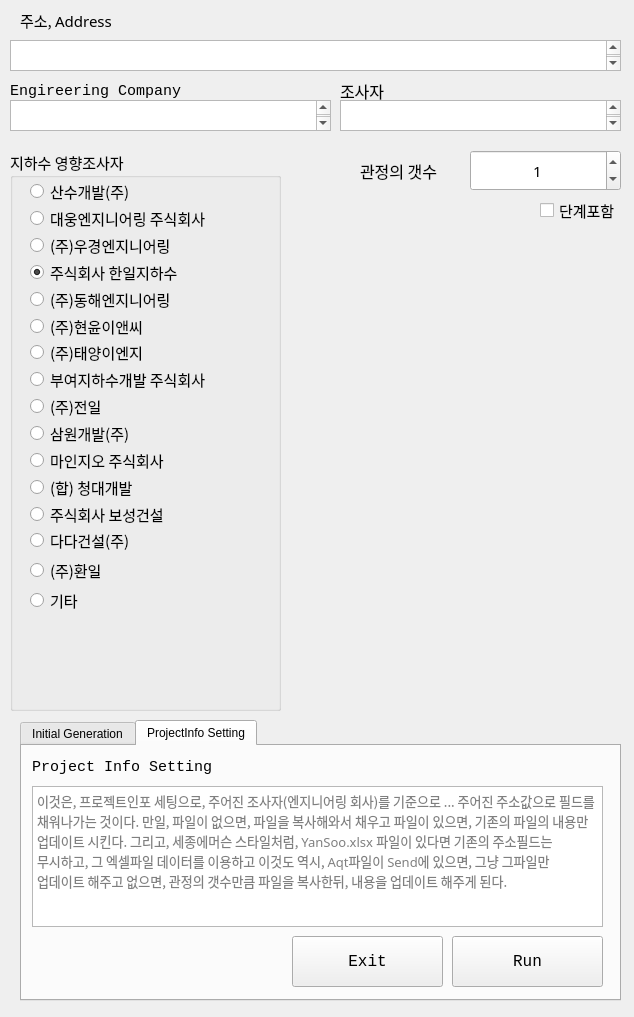
Before: the Qt Designer form 11_util/totalcmd python/03_GroundWater Ussage/10_QT YangSoo File Generator  V2/01_Original File/aqt_input.ui in ihanseol/04_PyhtonDemoDojang, drawn with Qt 5.
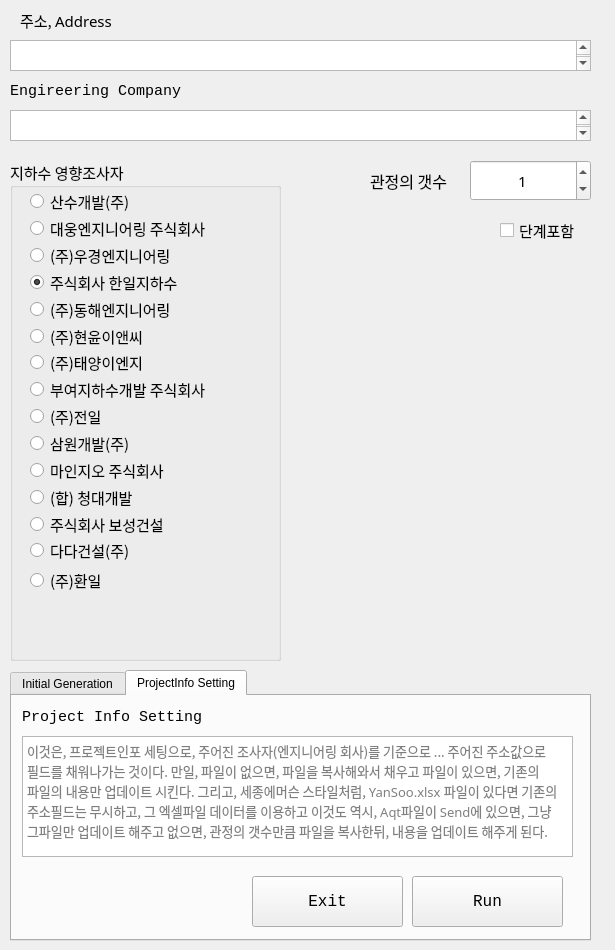
After: the same form once the commit is applied.

What changed in the file:
```diff
--- a/11_util/totalcmd python/03_GroundWater Ussage/10_QT YangSoo File Generator  V2/01_Original File/aqt_input.ui
+++ b/11_util/totalcmd python/03_GroundWater Ussage/10_QT YangSoo File Generator  V2/01_Original File/aqt_input.ui
@@ -6,8 +6,8 @@
    <rect>
     <x>0</x>
     <y>0</y>
-    <width>634</width>
-    <height>1017</height>
+    <width>615</width>
+    <height>950</height>
    </rect>
   </property>
   <property name="windowTitle">
@@ -17,10 +17,10 @@
    <widget class="QTabWidget" name="tabWidget">
     <property name="geometry">
      <rect>
-      <x>20</x>
-      <y>720</y>
-      <width>601</width>
-      <height>281</height>
+      <x>10</x>
+      <y>670</y>
+      <width>581</width>
+      <height>271</height>
      </rect>
     </property>
     <property name="sizePolicy">
@@ -132,8 +132,8 @@
      <widget class="QPushButton" name="pushButton_3">
       <property name="geometry">
        <rect>
-        <x>430</x>
-        <y>190</y>
+        <x>400</x>
+        <y>180</y>
         <width>151</width>
         <height>51</height>
        </rect>
@@ -172,8 +172,8 @@
        <rect>
         <x>10</x>
         <y>40</y>
-        <width>571</width>
-        <height>141</height>
+        <width>551</width>
+        <height>121</height>
        </rect>
       </property>
       <property name="font">
@@ -189,8 +189,8 @@
      <widget class="QPushButton" name="pushButton_4">
       <property name="geometry">
        <rect>
-        <x>270</x>
-        <y>190</y>
+        <x>240</x>
+        <y>180</y>
         <width>151</width>
         <height>51</height>
        </rect>
@@ -212,7 +212,7 @@
      <rect>
       <x>10</x>
       <y>40</y>
-      <width>611</width>
+      <width>581</width>
       <height>31</height>
      </rect>
     </property>
@@ -265,8 +265,8 @@
     <property name="geometry">
      <rect>
       <x>10</x>
-      <y>100</y>
-      <width>321</width>
+      <y>110</y>
+      <width>581</width>
       <height>31</height>
      </rect>
     </property>
@@ -281,9 +281,9 @@
     <property name="geometry">
      <rect>
       <x>10</x>
-      <y>150</y>
+      <y>160</y>
       <width>271</width>
-      <height>561</height>
+      <height>501</height>
      </rect>
     </property>
     <property name="font">
@@ -586,31 +586,12 @@
       <string>(주)환일</string>
      </property>
     </widget>
-    <widget class="QRadioButton" name="radio16">
-     <property name="geometry">
-      <rect>
-       <x>20</x>
-       <y>440</y>
-       <width>193</width>
-       <height>21</height>
-      </rect>
-     </property>
-     <property name="font">
-      <font>
-       <family>맑은 고딕</family>
-       <pointsize>11</pointsize>
-      </font>
-     </property>
-     <property name="text">
-      <string>기타</string>
-     </property>
-    </widget>
    </widget>
    <widget class="QLabel" name="label_2">
     <property name="geometry">
      <rect>
-      <x>360</x>
-      <y>160</y>
+      <x>370</x>
+      <y>170</y>
       <width>91</width>
       <height>21</height>
      </rect>
@@ -628,8 +609,8 @@
    <widget class="QCheckBox" name="checkBox">
     <property name="geometry">
      <rect>
-      <x>540</x>
-      <y>200</y>
+      <x>500</x>
+      <y>220</y>
       <width>81</width>
       <height>20</height>
      </rect>
@@ -648,8 +629,8 @@
     <property name="geometry">
      <rect>
       <x>470</x>
-      <y>150</y>
-      <width>151</width>
+      <y>160</y>
+      <width>121</width>
       <height>41</height>
      </rect>
     </property>
@@ -672,41 +653,6 @@
      <number>1</number>
     </property>
    </widget>
-   <widget class="QTextEdit" name="textEdit_company">
-    <property name="geometry">
-     <rect>
-      <x>340</x>
-      <y>100</y>
-      <width>281</width>
-      <height>31</height>
-     </rect>
-    </property>
-    <property name="font">
-     <font>
-      <family>맑은 고딕</family>
-      <pointsize>11</pointsize>
-     </font>
-    </property>
-   </widget>
-   <widget class="QLabel" name="label_6">
-    <property name="geometry">
-     <rect>
-      <x>340</x>
-      <y>80</y>
-      <width>91</width>
-      <height>21</height>
-     </rect>
-    </property>
-    <property name="font">
-     <font>
-      <family>D2Coding</family>
-      <pointsize>12</pointsize>
-     </font>
-    </property>
-    <property name="text">
-     <string>조사자</string>
-    </property>
-   </widget>
   </widget>
  </widget>
  <resources/>
```
Left out of the diff: 10 changed lines with no effect on the pictures.
